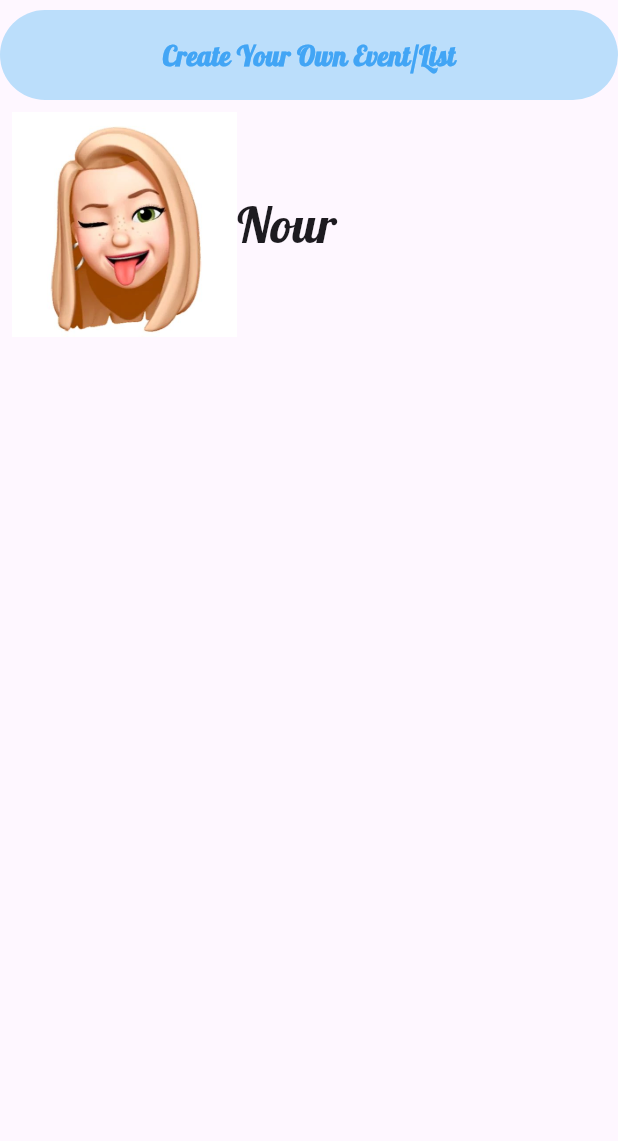
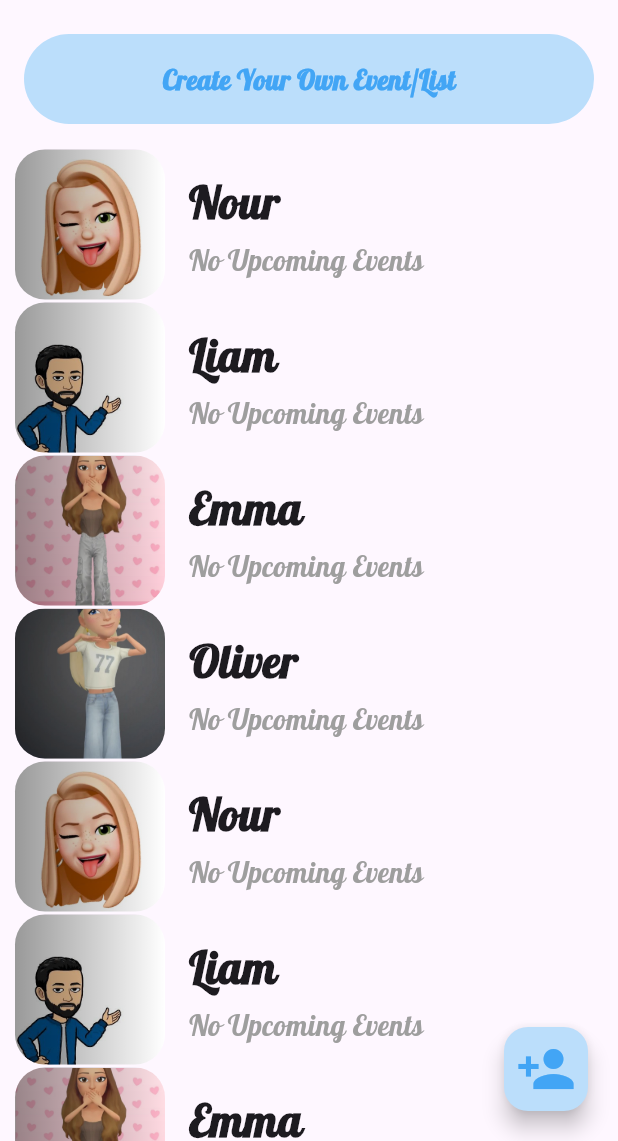
Before and after one commit to nourhammmad/Hedieaty-My-Gift-, a Flutter app: the screen it shows after launch, on a phone screen of 412 x 824 dp, the part 95-1236 px from its top. Run offline on Flutter 3.47's test engine with Material 3 defaults, Android fonts, the light colour scheme and no system bars.

Commit message:
HomePage layout almost done (In Progress)

```diff
--- a/lib/HomePage.dart
+++ b/lib/HomePage.dart
@@ -1,4 +1,3 @@
-import 'package:flutter/cupertino.dart';
 import 'package:flutter/material.dart';
 
 class HomePage extends StatefulWidget {
@@ -10,6 +9,18 @@ class HomePage extends StatefulWidget {
 
 class _HomePageState extends State<HomePage> {
   bool _isPressed = false; // Track the button state
+
+  // List of friends
+  final List<Map<String, String>> friends = [
+    {"name": "Nour", "image": "asset/pp1.jpg"},
+    {"name": "Liam", "image": "asset/pp2.jpg"},
+    {"name": "Emma", "image": "asset/pp3.jpg"},
+    {"name": "Oliver", "image": "asset/pp4.jpg"},
+    {"name": "Nour", "image": "asset/pp1.jpg"},
+    {"name": "Liam", "image": "asset/pp2.jpg"},
+    {"name": "Emma", "image": "asset/pp3.jpg"},
+    {"name": "Oliver", "image": "asset/pp4.jpg"},
+  ];
 
   @override
   Widget build(BuildContext context) {
@@ -42,23 +53,23 @@ class _HomePageState extends State<HomePage> {
           ),
         ],
       ),
-      body: Column(
+      body: Stack(
         children: [
+          Column(
+            children: [
+              // Button at the top
               GestureDetector(
                 onTapDown: (_) {
-              // When the button is pressed down
                   setState(() {
                     _isPressed = true;
                   });
                 },
                 onTapUp: (_) {
-              // When the button press is released
                   setState(() {
                     _isPressed = false;
                   });
                 },
                 onTapCancel: () {
-              // Handle cases where the press is interrupted
                   setState(() {
                     _isPressed = false;
                   });
@@ -66,9 +77,10 @@ class _HomePageState extends State<HomePage> {
                 child: Container(
                   height: 60,
                   width: double.infinity,
+                  margin: const EdgeInsets.all(16.0),
                   decoration: BoxDecoration(
                     color: Colors.blue.shade100,
-                borderRadius: BorderRadius.circular(30), // Curved corners
+                    borderRadius: BorderRadius.circular(30),
                   ),
                   child: Center(
                     child: Text(
@@ -77,21 +89,106 @@ class _HomePageState extends State<HomePage> {
                         fontSize: 18,
                         fontWeight: FontWeight.bold,
                         fontFamily: "Lobster",
-                    color: _isPressed ? Colors.blueGrey.shade800 : Colors.blue.shade400, // Dynamic color change
+                        color: _isPressed
+                            ? Colors.blueGrey.shade800
+                            : Colors.blue.shade400,
                       ),
                     ),
                   ),
                 ),
               ),
-          Padding(
-            padding: const EdgeInsets.all(8.0),
+              // Friend list embedded below the button
+              Expanded(
+                child: ListView.builder(
+                  itemCount: friends.length,
+                  itemBuilder: (context, index) {
+                    return FriendListItem(
+                      name: friends[index]['name']!,
+                      image: friends[index]['image']!,
+                    );
+                  },
+                ),
+              ),
+            ],
+          ),
+          // Floating circular button at the bottom right
+          Positioned(
+            bottom: 20,
+            right: 20,
+            child: FloatingActionButton(
+              onPressed: () {},
+              backgroundColor: Colors.blue.shade100,
+              child: Icon(
+                Icons.person_add,
+                color: Colors.blue.shade400,
+                size: 40,
+              ),
+            ),
+          ),
+        ],
+      ),
+    );
+  }
+}
+
+// Widget to display each friend with a fading image and info
+class FriendListItem extends StatelessWidget {
+  final String name;
+  final String image;
+
+  const FriendListItem({required this.name, required this.image});
+
+  @override
+  Widget build(BuildContext context) {
+    return Padding(
+      padding: const EdgeInsets.symmetric(vertical: 1.0, horizontal: 10.0),
       child: Row(
         children: [
-                Image.asset('asset/pp1.jpg', width: 150),
+          // Fading image on the left
+          Container(
+            width: 100,
+            height: 100,
+            decoration: BoxDecoration(
+              borderRadius: BorderRadius.circular(20),
+              image: DecorationImage(
+                image: AssetImage(image),
+                fit: BoxFit.cover,
+              ),
+            ),
+            child: Container(
+              decoration: BoxDecoration(
+                gradient: LinearGradient(
+                  begin: Alignment.centerRight,
+                  end: Alignment.centerLeft,
+                  colors: [
+                    Colors.transparent,
+                    Colors.black.withOpacity(0.4),
+                  ],
+                ),
+                borderRadius: BorderRadius.circular(20),
+              ),
+            ),
+          ),
+          const SizedBox(width: 16),
+          // Name and additional info
+          Expanded(
+            child: Column(
+              crossAxisAlignment: CrossAxisAlignment.start,
+              children: [
+                Text(
+                  name,
+                  style: const TextStyle(
+                    fontSize: 30,
+                    fontWeight: FontWeight.bold,
+                    fontFamily: "Lobster",
+                  ),
+                ),
+                const SizedBox(height: 4),
                 const Text(
-                  "Nour",
+                  "No Upcoming Events", // Example status
                   style: TextStyle(
-                    fontSize: 33,
+                    fontSize: 19,
+                    color: Colors.grey,
                     fontFamily: "Lobster",
                   ),
                 ),
--- a/pubspec.yaml
+++ b/pubspec.yaml
@@ -61,6 +61,9 @@ flutter:
    #To add assets to your application, add an assets section, like this:
   assets:
     - asset/pp1.jpg
+    - asset/pp2.jpg
+    - asset/pp3.jpg
+    - asset/pp4.jpg
 
   # An image asset can refer to one or more resolution-specific "variants", see
   # https://flutter.dev/to/resolution-aware-images
```
Also changed, not shown: asset/pp2.jpg (added), asset/pp3.jpg (added), asset/pp4.jpg (added). Lines whose indentation alone changed are shown as unchanged.
